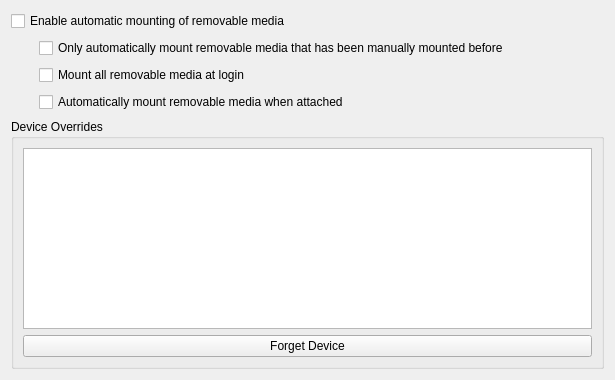
Sonic-DE/sonic-desktop-interface, file solid-device-automounter/kcm/DeviceAutomounterKCM.ui: the form before one commit.
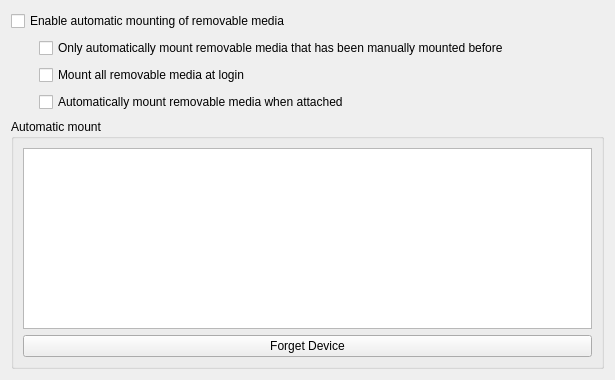
The form after the commit.

Commit message:
Solid-device-automounter/kcm: Improve width of columns
Summary: Make the "automatic login on..." columns thinner to give more room to the Peripheral column

Test Plan:
Before:

{F8045703}

After:

{F8045704}

Reviewers: ngraham, ervin, #plasma

Reviewed By: ngraham, ervin

Subscribers: plasma-devel

Tags: #plasma

```diff
--- a/solid-device-automounter/kcm/DeviceAutomounterKCM.ui
+++ b/solid-device-automounter/kcm/DeviceAutomounterKCM.ui
@@ -87,7 +87,7 @@
    <item row="2" column="0" colspan="3">
     <widget class="QGroupBox" name="groupBox">
      <property name="title">
-      <string>Device Overrides</string>
+      <string>Automatic mount</string>
      </property>
      <layout class="QVBoxLayout" name="verticalLayout_2">
       <item>
```
The commit also changes 1 other file.
